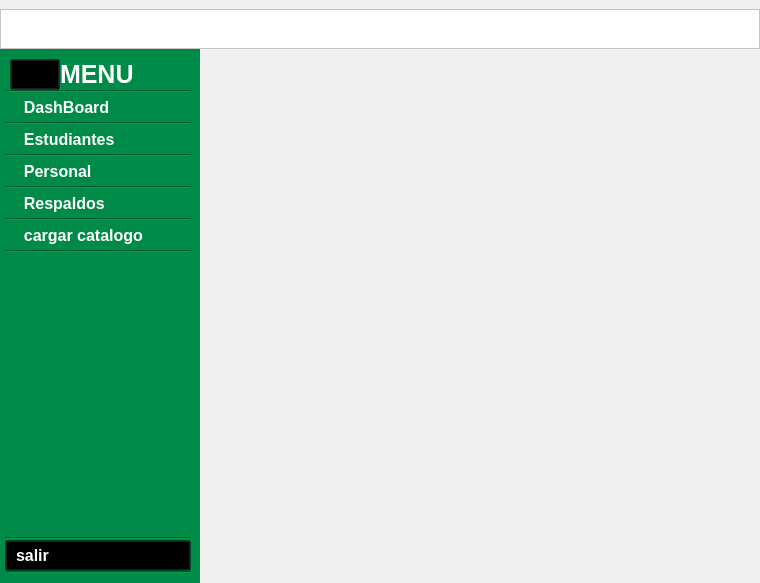
First picture: the form in recursos_graficos_y_logicos/elementos_graficos_ui/pantalla_principal.ui, repository Enmanuel-86/TELA-APP, before the edit.
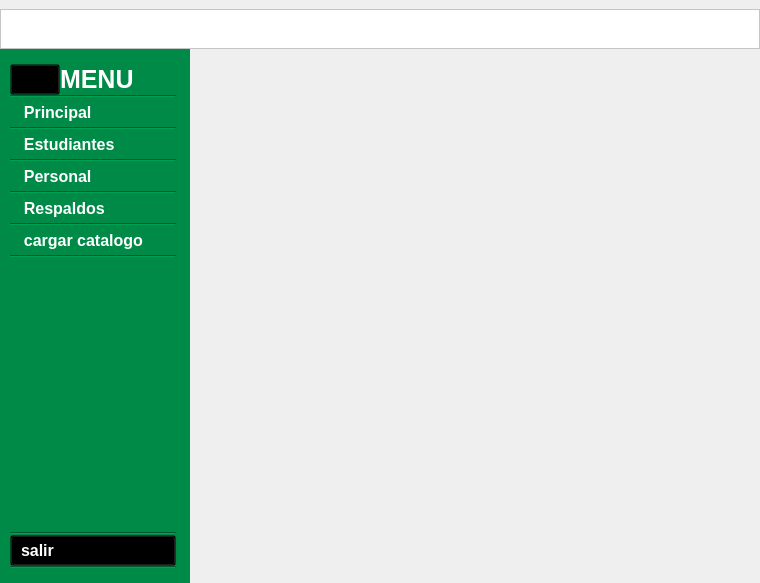
Second picture: the form after the edit. Icons and pictures are not drawn.

Commit message: se ajustaron algunos parametro del sidebar

Diff of the .ui file:
```diff
--- a/recursos_graficos_y_logicos/elementos_graficos_ui/pantalla_principal.ui
+++ b/recursos_graficos_y_logicos/elementos_graficos_ui/pantalla_principal.ui
@@ -217,7 +217,7 @@
      <widget class="QScrollArea" name="area_scroll_side_bar">
       <property name="maximumSize">
        <size>
-        <width>200</width>
+        <width>190</width>
         <height>16777215</height>
        </size>
       </property>
@@ -225,12 +225,17 @@
        <string notr="true">QScrollArea{
 
 	
-	background-color: red;
+	
+	background-color: rgb(0, 138, 71);
+	padding:5px;
 }</string>
       </property>
       <property name="frameShape">
        <enum>QFrame::NoFrame</enum>
       </property>
+      <property name="horizontalScrollBarPolicy">
+       <enum>Qt::ScrollBarAlwaysOff</enum>
+      </property>
       <property name="widgetResizable">
        <bool>true</bool>
       </property>
@@ -239,8 +244,8 @@
         <rect>
          <x>0</x>
          <y>0</y>
-         <width>200</width>
-         <height>524</height>
+         <width>185</width>
+         <height>514</height>
         </rect>
        </property>
        <layout class="QVBoxLayout" name="verticalLayout">
@@ -261,18 +266,6 @@
         </property>
         <item>
          <widget class="QFrame" name="side_bar">
-          <property name="minimumSize">
-           <size>
-            <width>100</width>
-            <height>351</height>
-           </size>
-          </property>
-          <property name="maximumSize">
-           <size>
-            <width>200</width>
-            <height>16777215</height>
-           </size>
-          </property>
           <property name="styleSheet">
            <string notr="true">QFrame{
 
@@ -295,12 +288,12 @@
            <property name="topMargin">
             <number>10</number>
            </property>
-           <item>
+           <item alignment="Qt::AlignLeft">
             <widget class="QFrame" name="frame">
              <property name="styleSheet">
               <string notr="true">QFrame{
 
-	padding:0px 0px 0px 5px;
+	padding:0px 0px 0px 0px;
 
 }
 </string>
@@ -387,6 +380,9 @@
                   <height>30</height>
                  </size>
                 </property>
+                <property name="checkable">
+                 <bool>false</bool>
+                </property>
                 <property name="autoDefault">
                  <bool>false</bool>
                 </property>
@@ -464,7 +460,7 @@
 	
 	color: rgb(255, 255, 255);
 	border:none;
-	padding:5px 0px 5px 10px;
+	padding:5px 0px 5px 5px;
 
 }
 
@@ -487,11 +483,10 @@
 }
 
 
-
 </string>
              </property>
              <property name="text">
-              <string>  DashBoard</string>
+              <string>  Principal</string>
              </property>
              <property name="icon">
               <iconset>
@@ -541,7 +536,7 @@
 	
 	color: rgb(255, 255, 255);
 	border:none;
-	padding:5px 0px 5px 10px;
+	padding:5px 0px 5px 5px;
 
 }
 
@@ -626,7 +621,7 @@
 	
 	color: rgb(255, 255, 255);
 	border:none;
-	padding:5px 0px 5px 10px;
+	padding:5px 0px 5px 5px;
 
 }
 
@@ -702,7 +697,7 @@
 	
 	color: rgb(255, 255, 255);
 	border:none;
-	padding:5px 0px 5px 10px;
+	padding:5px 0px 5px 5px;
 
 }
 
@@ -778,7 +773,7 @@
 	
 	color: rgb(255, 255, 255);
 	border:none;
-	padding:5px 0px 5px 10px;
+	padding:5px 5px 5px 5px;
 
 }
 
```
Left out of the diff: 4 changed lines with no effect on the pictures. The commit also changes 1 other file.
